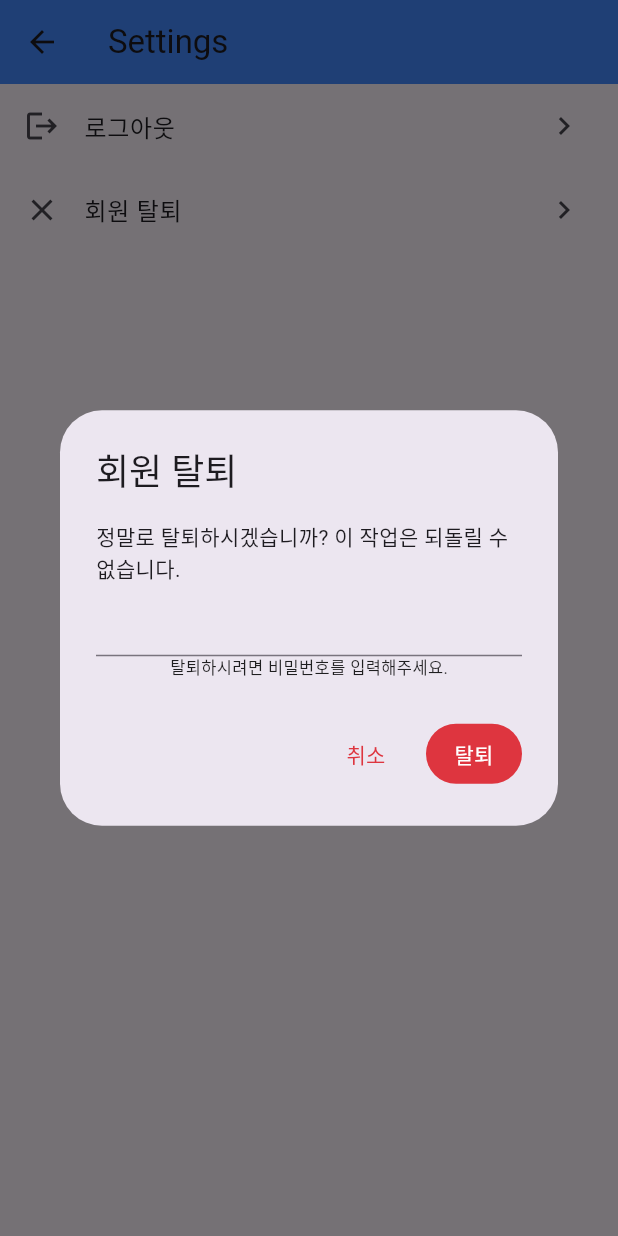
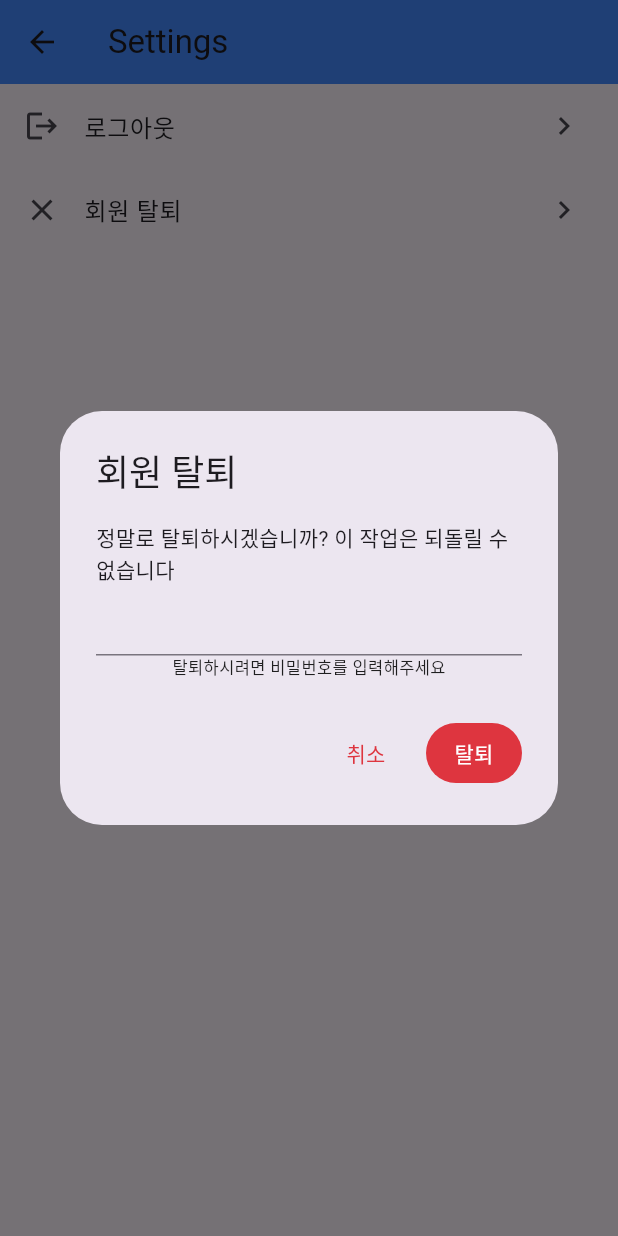
Before and after one commit to rlawndud/Travely, a Flutter app: the SettingsPage screen opened directly with empty values, after a tap on "회원 탈퇴", on a phone screen of 412 x 824 dp. Run offline on Flutter 3.47's test engine with Material 3 defaults, Android fonts, the phone set to English and light mode, and no system bars; our stand-ins replace cloud_firestore, firebase_auth, flutter_screenutil, fluttertoast, get, google_maps_flutter and 2 more; accounts and stored records are empty; network calls fail.

Commit message:
텍스트 및 프린트문 오타 및 한글로 변경

```diff
--- a/lib/Settings.dart
+++ b/lib/Settings.dart
@@ -104,7 +104,7 @@ class _SettingsPageState extends State<SettingsPage> {
           content: Column(
             mainAxisSize: MainAxisSize.min,
             children: [
-              Text('정말로 탈퇴하시겠습니까? 이 작업은 되돌릴 수 없습니다.'),
+              Text('정말로 탈퇴하시겠습니까? 이 작업은 되돌릴 수 없습니다'),
               TextField(
                 controller: _pwController,
                 decoration: InputDecoration(
@@ -113,7 +113,7 @@ class _SettingsPageState extends State<SettingsPage> {
                 focusNode: _focusNode,
               ),
               Text(
-                '탈퇴하시려면 비밀번호를 입력해주세요.',
+                '탈퇴하시려면 비밀번호를 입력해주세요',
                 style: TextStyle(color: Colors.black87, fontSize: 11),
               )
             ],
--- a/lib/album_screen/photo_grid_screen.dart
+++ b/lib/album_screen/photo_grid_screen.dart
@@ -62,7 +62,7 @@ class _PhotoGridScreenState extends State<PhotoGridScreen> {
         backgroundColor: Colors.pinkAccent,
       ),
       body: _filteredPictures.isEmpty
-          ? Center(child: Text('No images found'))
+          ? Center(child: Text('사진을 찾을 수 없습니다'))
           : GridView.builder(
         padding: const EdgeInsets.all(8.0),
         gridDelegate: const SliverGridDelegateWithFixedCrossAxisCount(
--- a/lib/home.dart
+++ b/lib/home.dart
@@ -79,7 +79,7 @@ class _HomeState extends State<Home> {
         length: 4, // Tab의 개수에 맞게 수정
         child: Scaffold(
           appBar: AppBar(
-            title: const Text('travely',
+            title: const Text('Travely',
                 style: TextStyle(
                   fontFamily: 'Open Sans',
                   fontSize: 22,
--- a/lib/image_upload_page.dart
+++ b/lib/image_upload_page.dart
@@ -57,9 +57,9 @@ class _ImageUploadState extends State<ImageUpload> {
     var response = await request.send();
 
     if (response.statusCode == 200) {
-      print('Image uploaded');
+      print('이미지 업로드 성공');
     } else {
-      print('Upload failed');
+      print('이미지 업로드 실패');
     }
   }
 
--- a/lib/model/team.dart
+++ b/lib/model/team.dart
@@ -168,7 +168,7 @@ class TeamManager with ChangeNotifier {
         final Map<String, dynamic> data = json.decode(contents);
         _curTeam = data['currentTeam'] as String;
       } catch (e) {
-        print('Error loading current team: $e');
+        print('current team 로딩중 문제발생 : $e');
         _curTeam = ''; // 파일 읽기 실패 시 빈 문자열로 설정
       }
     } else {
```
Also changed, not shown: lib/signup.dart (+4 -4 lines).
